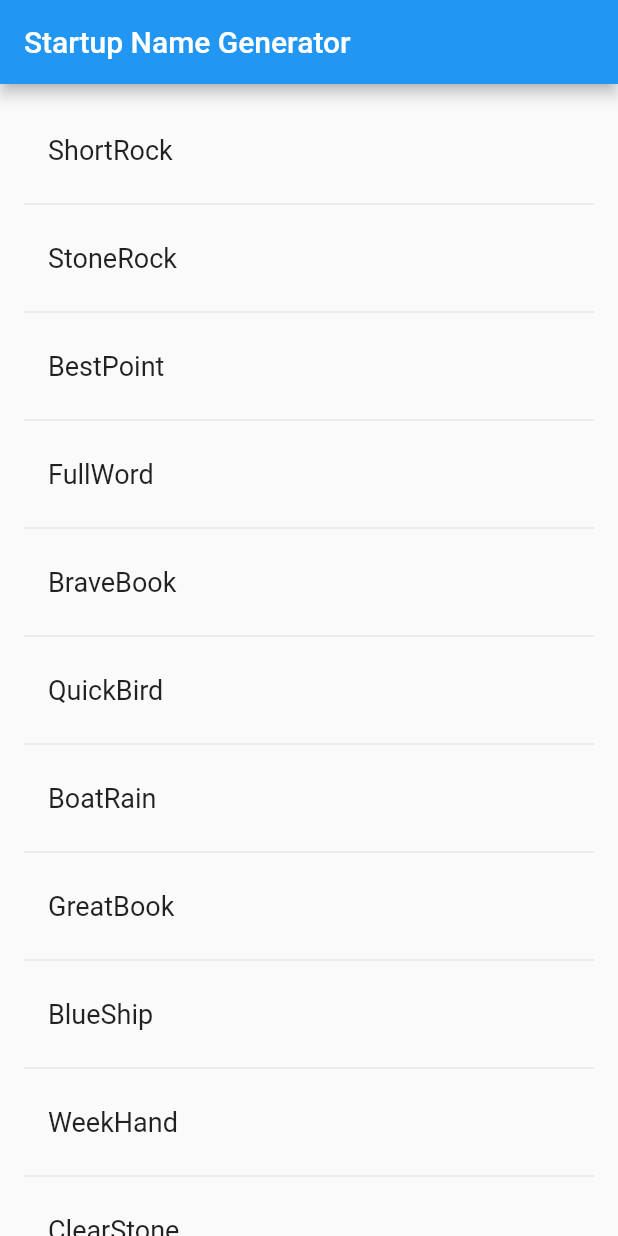
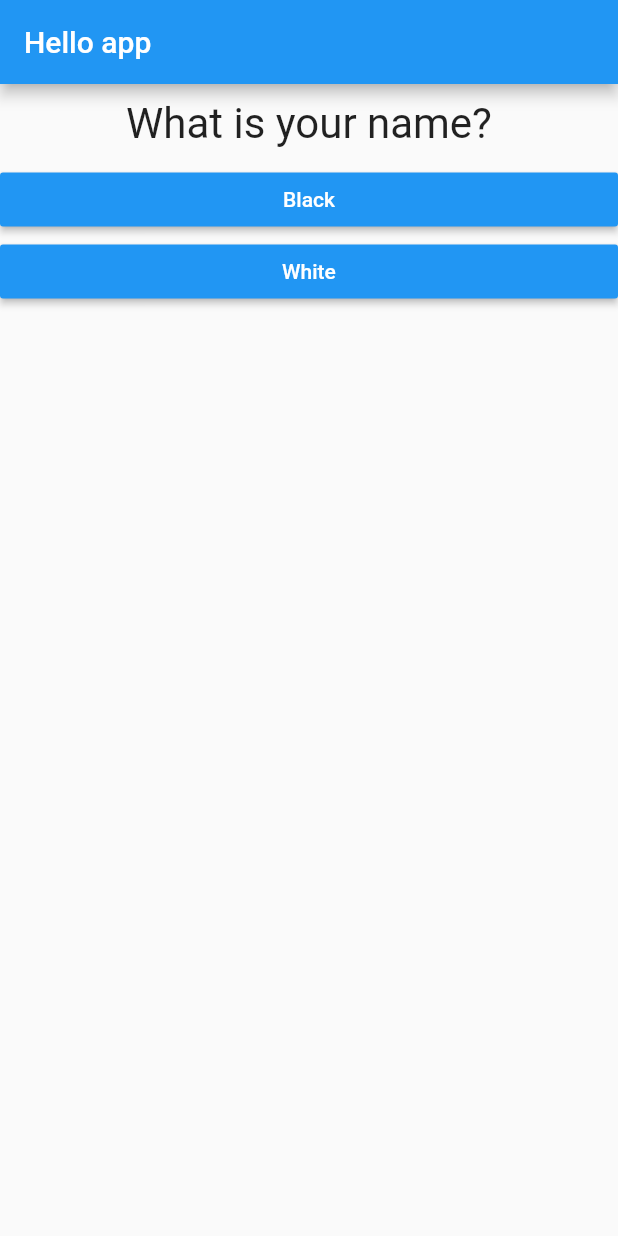
Before and after one commit to rkhaimov/flatter-learn, a Flutter app: the screen it shows after launch, on a phone screen of 412 x 824 dp. Run offline on Flutter 3.47's test engine with Material 2 defaults, Android fonts, the light colour scheme and no system bars.

Commit message:
Final quiz

```diff
--- /dev/null
+++ b/lib/answer.dart
@@ -0,0 +1,20 @@
+import 'package:flutter/material.dart';
+
+class AnswerButton extends StatelessWidget {
+  final Function onPressed;
+  final String text;
+
+  AnswerButton(this.onPressed, this.text);
+
+  @override
+  Widget build(BuildContext context) {
+    return Container(
+      width: double.infinity,
+      child: RaisedButton(
+        onPressed: onPressed,
+        child: Text(text, style: TextStyle(color: Colors.white),),
+        color: Colors.blue,
+      ),
+    );
+  }
+}
--- /dev/null
+++ b/lib/entities.dart
@@ -0,0 +1,17 @@
+class Question {
+  static createAnswer(String answer, int rank) {
+    return _Answer(answer, rank);
+  }
+
+  String text;
+  List<_Answer> answers;
+
+  Question(this.text, this.answers);
+}
+
+class _Answer {
+  String text;
+  int rank;
+
+  _Answer(this.text, this.rank);
+}
--- a/lib/main.dart
+++ b/lib/main.dart
@@ -1,61 +1,54 @@
+import 'package:first_app/entities.dart';
+import 'package:first_app/quiz.dart';
 import 'package:flutter/material.dart';
-import 'package:english_words/english_words.dart';
 
 void main() => runApp(MyApp());
 
-class MyApp extends StatelessWidget {
+class MyApp extends StatefulWidget {
+  @override
+  _MyAppState createState() => _MyAppState();
+}
+
+class _MyAppState extends State<MyApp> {
+  final List<Question> _questions = [
+    Question('What is your name?',
+        [Question.createAnswer('Black', 1), Question.createAnswer('White', 0)]),
+    Question('What is your surname?', [
+      Question.createAnswer('Green', 1),
+      Question.createAnswer('Yellow', 0)
+    ]),
+  ];
+
+  var _index = 0;
+  var _rank = 0;
+
   @override
   Widget build(BuildContext context) {
     return MaterialApp(
-      title: 'Startup Name Generator',
-      home: RandomWords(),
+      home: Scaffold(
+        appBar: AppBar(
+          title: Text('Hello app'),
+        ),
+        body: buildQuestionOrShowResult(),
+      ),
     );
   }
-}
 
-class RandomWords extends StatefulWidget {
-  @override
-  _RandomWordsState createState() => _RandomWordsState();
-}
+  Widget buildQuestionOrShowResult() {
+    if (_index == _questions.length) {
+      return Quiz.result(_rank, () {
+        setState(() {
+          _index = 0;
+          _rank = 0;
+        });
+      });
+    }
 
-class _RandomWordsState extends State<RandomWords> {
-  final _suggestions = <WordPair>[];
-  final _biggerFont = TextStyle(fontSize: 18.0);
-
-  @override
-  Widget build(BuildContext context) {
-    return Scaffold(
-      appBar: AppBar(
-        title: Text('Startup Name Generator'),
-      ),
-      body: _buildSuggestions(),
-    );
-    ;
-  }
-
-  Widget _buildSuggestions() {
-    return ListView.builder(
-        padding: EdgeInsets.all(16.0),
-        itemBuilder: (context, length) {
-          if (length.isOdd) {
-            return Divider();
-          }
-
-          final index = length ~/ 2;
-
-          if (index >= _suggestions.length) {
-            _suggestions.addAll(generateWordPairs().take(10));
-          }
-
-          return _buildRow(_suggestions[index]);
-        });
-  }
-
-  Widget _buildRow(WordPair pair) {
-    return ListTile(
-        title: Text(
-      pair.asPascalCase,
-      style: _biggerFont,
-    ));
+    return Quiz.question(_questions[_index], (rank) {
+      setState(() {
+        _index += 1;
+        _rank += rank;
+      });
+    });
   }
 }
--- /dev/null
+++ b/lib/quiz.dart
@@ -0,0 +1,90 @@
+import 'package:first_app/answer.dart';
+import 'package:flutter/material.dart';
+
+import 'entities.dart';
+
+class Quiz {
+  static Widget result(int rank, VoidCallback onFinish) {
+    return _QuizResult(rank, onFinish);
+  }
+
+  static Widget question(Question question, AnswerOnQuestion answerOnQuestion) {
+    return _QuizItem(question, answerOnQuestion);
+  }
+}
+
+class _QuizResult extends StatelessWidget {
+  final int rank;
+  final VoidCallback onFinish;
+
+  _QuizResult(this.rank, this.onFinish);
+
+  @override
+  Widget build(BuildContext context) {
+    return Container(
+      width: double.infinity,
+      child: Column(
+        mainAxisAlignment: MainAxisAlignment.center,
+        children: [
+          Text(
+            'Your score is $rank',
+            style: TextStyle(fontSize: 28, fontWeight: FontWeight.bold),
+          ),
+          Container(
+            margin: EdgeInsets.only(top: 10),
+            child: RaisedButton(
+              onPressed: onFinish,
+              child: Text(
+                'Retry',
+                style: TextStyle(color: Colors.white),
+              ),
+              color: Colors.blue,
+            ),
+          )
+        ],
+      ),
+    );
+  }
+}
+
+typedef void AnswerOnQuestion(int rank);
+
+class _QuizItem extends StatelessWidget {
+  final Question _question;
+  final AnswerOnQuestion _answerOnQuestion;
+
+  _QuizItem(this._question, this._answerOnQuestion);
+
+  @override
+  Widget build(BuildContext context) {
+    return Column(
+      children: [
+        QuestionView(_question.text),
+        ..._question.answers.map((answer) =>
+            AnswerButton(() => _answerOnQuestion(answer.rank), answer.text)),
+      ],
+    );
+  }
+}
+
+class QuestionView extends StatelessWidget {
+  final String _text;
+
+  QuestionView(this._text);
+
+  @override
+  Widget build(BuildContext context) {
+    return Container(
+      margin: EdgeInsets.all(10),
+      child: Row(
+        mainAxisAlignment: MainAxisAlignment.center,
+        children: [
+          Text(
+            _text,
+            style: TextStyle(fontSize: 28),
+          )
+        ],
+      ),
+    );
+  }
+}
--- a/pubspec.yaml
+++ b/pubspec.yaml
@@ -23,7 +23,6 @@ environment:
 dependencies:
   flutter:
     sdk: flutter
-  english_words: ^3.1.5
 
 
   # The following adds the Cupertino Icons font to your application.
```
Also changed, not shown: pubspec.lock, 1 other file.
